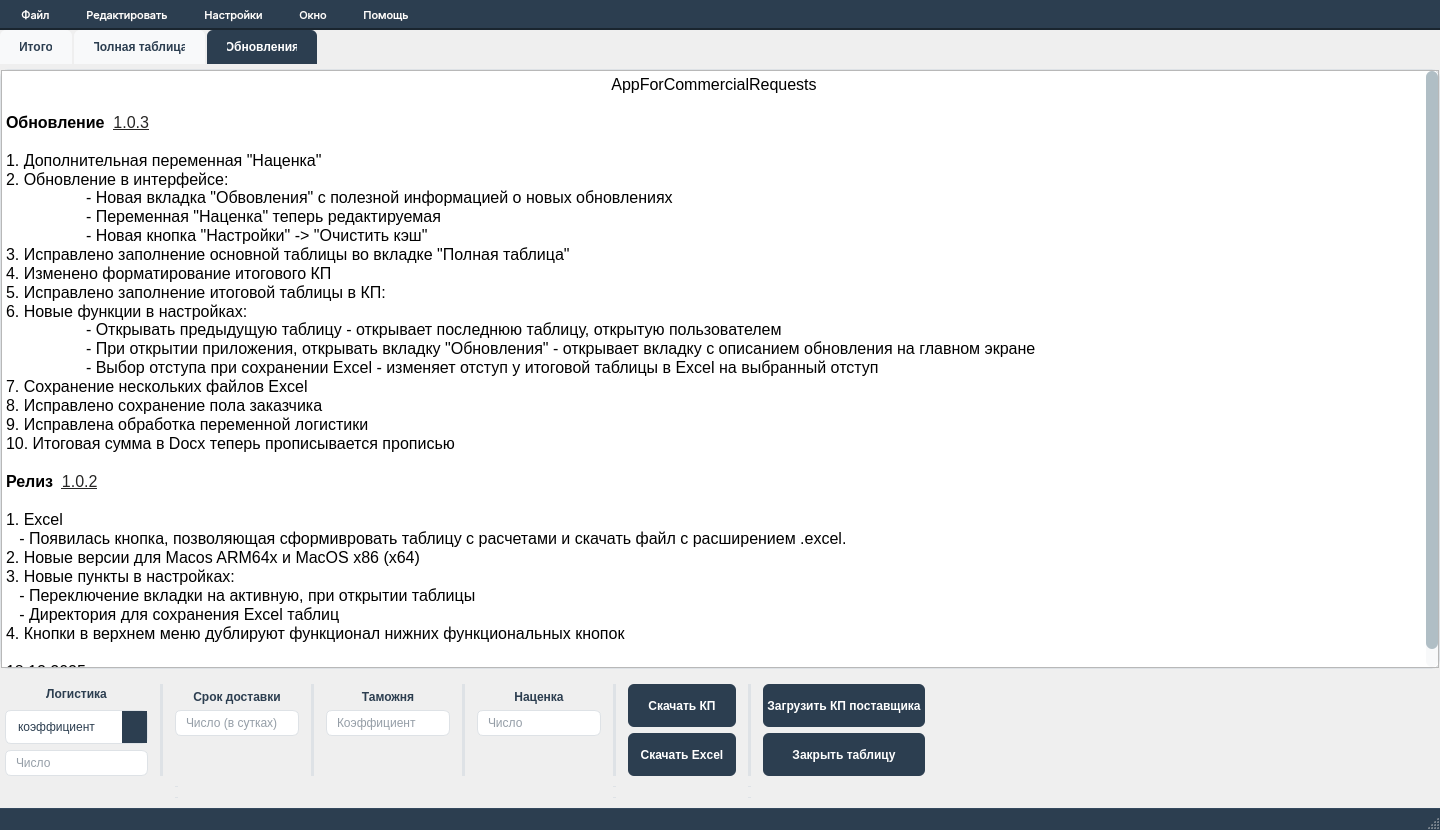
Above: ui/mainGui.ui from p4st1/AppForCommercialRequests before the change. Below: the same form after it.
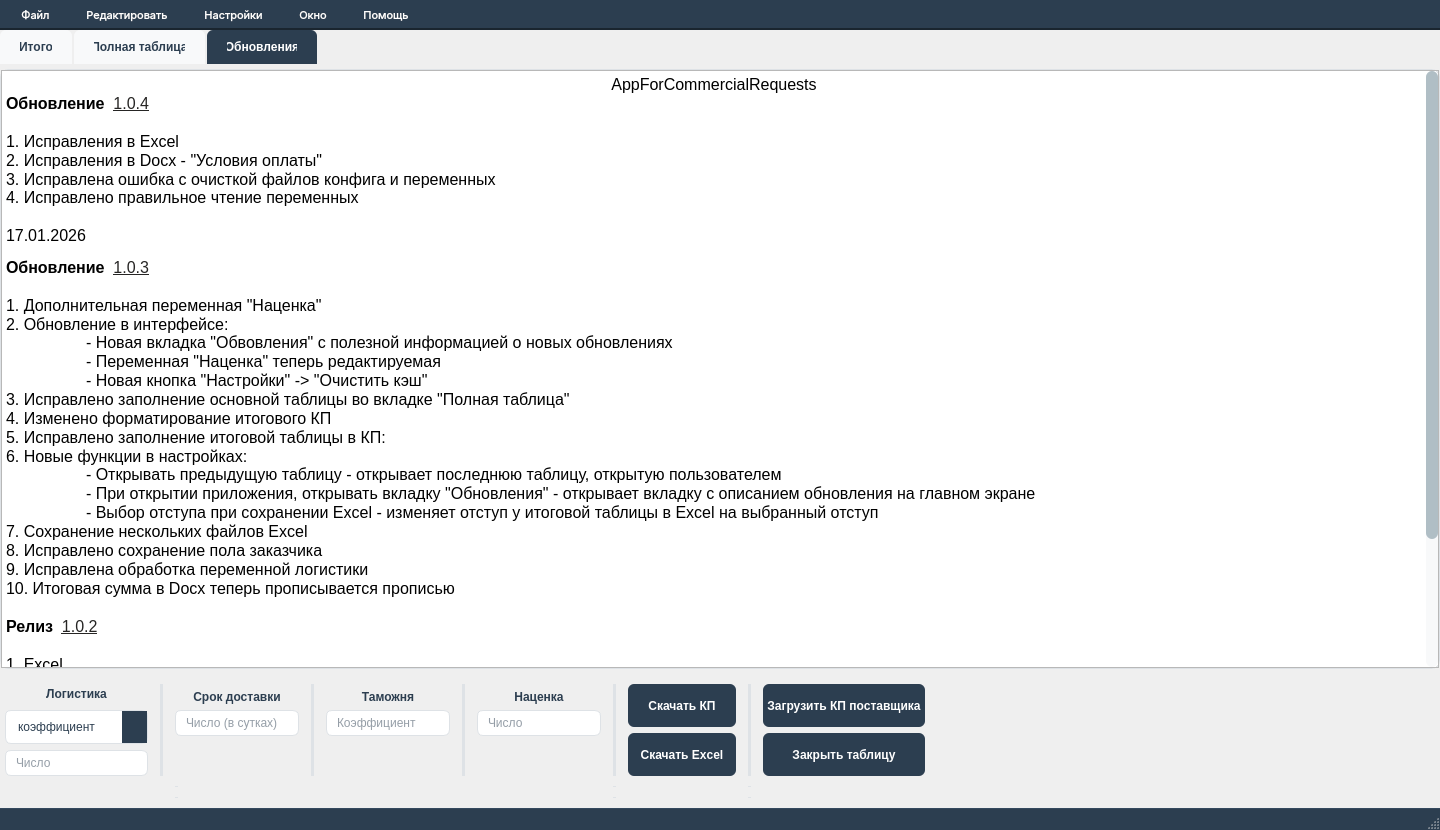
That is the form after the change. Icons and pictures are not drawn.

What changed in the file:
```diff
--- a/ui/mainGui.ui
+++ b/ui/mainGui.ui
@@ -1318,7 +1318,13 @@
 li.checked::marker { content: &quot;\2612&quot;; }
 &lt;/style&gt;&lt;/head&gt;&lt;body style=&quot; font-family:'Segoe UI'; font-size:9pt; font-weight:400; font-style:normal;&quot;&gt;
 &lt;p align=&quot;center&quot; style=&quot; margin-top:0px; margin-bottom:0px; margin-left:0px; margin-right:0px; -qt-block-indent:0; text-indent:0px;&quot;&gt;&lt;span style=&quot; font-size:12pt;&quot;&gt;AppForCommercialRequests&lt;/span&gt;&lt;/p&gt;
+&lt;p style=&quot; margin-top:0px; margin-bottom:0px; margin-left:0px; margin-right:0px; -qt-block-indent:0; text-indent:0px;&quot;&gt;&lt;span style=&quot; font-size:12pt; font-weight:700;&quot;&gt;Обновление  &lt;/span&gt;&lt;a href=&quot;https://github.com/p4st1/AppForCommercialRequests/releases/tag/v1.0.2.30&quot;&gt;&lt;span style=&quot; font-size:12pt; text-decoration: underline; color:#262524;&quot;&gt;1.0.4&lt;/span&gt;&lt;/a&gt;&lt;/p&gt;
 &lt;p style=&quot;-qt-paragraph-type:empty; margin-top:0px; margin-bottom:0px; margin-left:0px; margin-right:0px; -qt-block-indent:0; text-indent:0px; font-size:12pt;&quot;&gt;&lt;br /&gt;&lt;/p&gt;
+&lt;p style=&quot; margin-top:0px; margin-bottom:0px; margin-left:0px; margin-right:0px; -qt-block-indent:0; text-indent:0px;&quot;&gt;&lt;span style=&quot; font-size:12pt;&quot;&gt;1. Исправления в Excel&lt;/span&gt;&lt;/p&gt;
+&lt;p style=&quot; margin-top:0px; margin-bottom:0px; margin-left:0px; margin-right:0px; -qt-block-indent:0; text-indent:0px;&quot;&gt;&lt;span style=&quot; font-size:12pt;&quot;&gt;2. Исправления в Docx - &amp;quot;Условия оплаты&amp;quot;&lt;/span&gt;&lt;/p&gt;
+&lt;p style=&quot; margin-top:0px; margin-bottom:0px; margin-left:0px; margin-right:0px; -qt-block-indent:0; text-indent:0px;&quot;&gt;&lt;span style=&quot; font-size:12pt;&quot;&gt;3. Исправлена ошибка с очисткой файлов конфига и переменных&lt;br /&gt;4. Исправлено правильное чтение переменных&lt;/span&gt;&lt;/p&gt;
+&lt;p style=&quot;-qt-paragraph-type:empty; margin-top:0px; margin-bottom:0px; margin-left:0px; margin-right:0px; -qt-block-indent:0; text-indent:0px; font-size:12pt;&quot;&gt;&lt;br /&gt;&lt;/p&gt;
+&lt;p style=&quot; margin-top:0px; margin-bottom:0px; margin-left:0px; margin-right:0px; -qt-block-indent:0; text-indent:0px;&quot;&gt;&lt;span style=&quot; font-size:12pt;&quot;&gt;17.01.2026&lt;br /&gt;&lt;/span&gt;&lt;/p&gt;
 &lt;p style=&quot; margin-top:0px; margin-bottom:0px; margin-left:0px; margin-right:0px; -qt-block-indent:0; text-indent:0px;&quot;&gt;&lt;span style=&quot; font-size:12pt; font-weight:700;&quot;&gt;Обновление  &lt;/span&gt;&lt;a href=&quot;https://github.com/p4st1/AppForCommercialRequests/releases/tag/v1.0.2.30&quot;&gt;&lt;span style=&quot; font-size:12pt; text-decoration: underline; color:#262524;&quot;&gt;1.0.3&lt;/span&gt;&lt;/a&gt;&lt;/p&gt;
 &lt;p style=&quot;-qt-paragraph-type:empty; margin-top:0px; margin-bottom:0px; margin-left:0px; margin-right:0px; -qt-block-indent:0; text-indent:0px; font-size:12pt;&quot;&gt;&lt;br /&gt;&lt;/p&gt;
 &lt;p style=&quot; margin-top:0px; margin-bottom:0px; margin-left:0px; margin-right:0px; -qt-block-indent:0; text-indent:0px;&quot;&gt;&lt;span style=&quot; font-size:12pt;&quot;&gt;1. Дополнительная переменная &amp;quot;Наценка&amp;quot;&lt;/span&gt;&lt;/p&gt;
```
